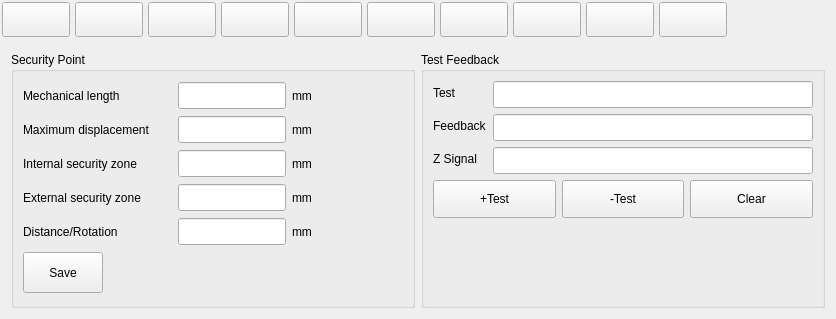
This is hcsettings/icmachinestructpage_5.ui in dongdong-2009/3-5AxisRobot as Qt 5 draws it before an edit. The edited form follows.
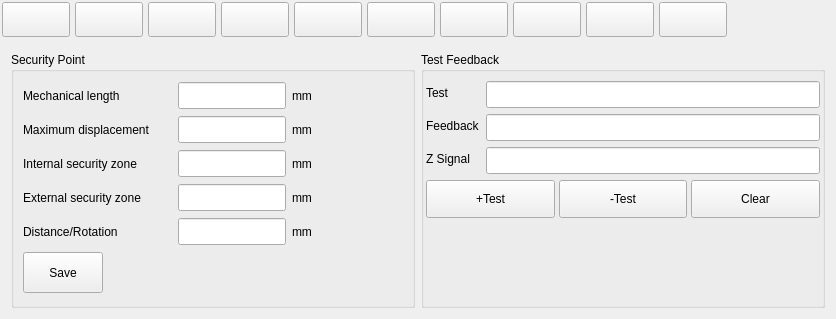
This is the edited form. Custom widgets are drawn as their Qt base class.

Diff of the .ui file:
```diff
--- a/hcsettings/icmachinestructpage_5.ui
+++ b/hcsettings/icmachinestructpage_5.ui
@@ -641,6 +641,12 @@
           <property name="fieldGrowthPolicy">
            <enum>QFormLayout::AllNonFixedFieldsGrow</enum>
           </property>
+          <property name="leftMargin">
+           <number>2</number>
+          </property>
+          <property name="rightMargin">
+           <number>2</number>
+          </property>
           <property name="bottomMargin">
            <number>0</number>
           </property>
@@ -715,6 +721,9 @@
           </item>
           <item row="4" column="0" colspan="2">
            <layout class="QHBoxLayout" name="horizontalLayout_2">
+            <property name="spacing">
+             <number>4</number>
+            </property>
             <item>
              <widget class="QPushButton" name="testPushButton">
               <property name="sizePolicy">
```
Left out of the diff: 11 changed lines with no effect on the pictures.
